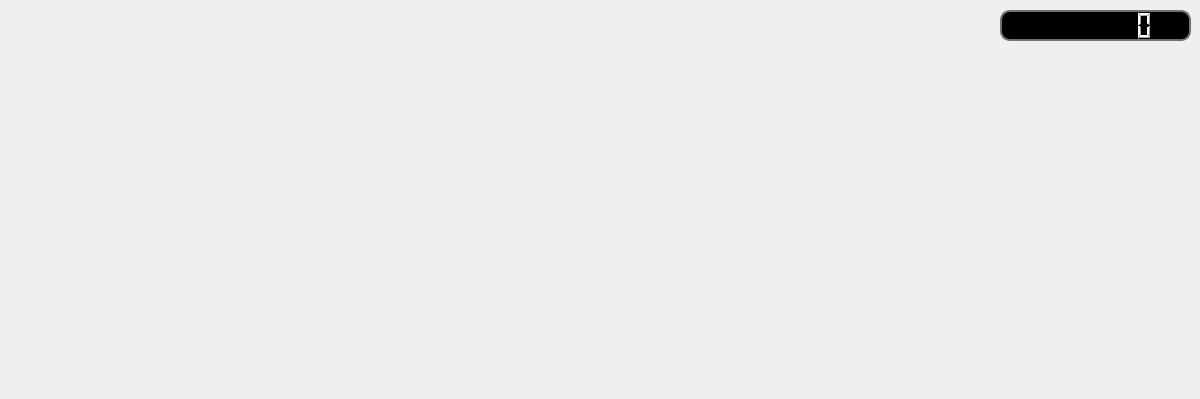
Qt form mainwindow.ui (Redflyo/forcework_game) before a commit.
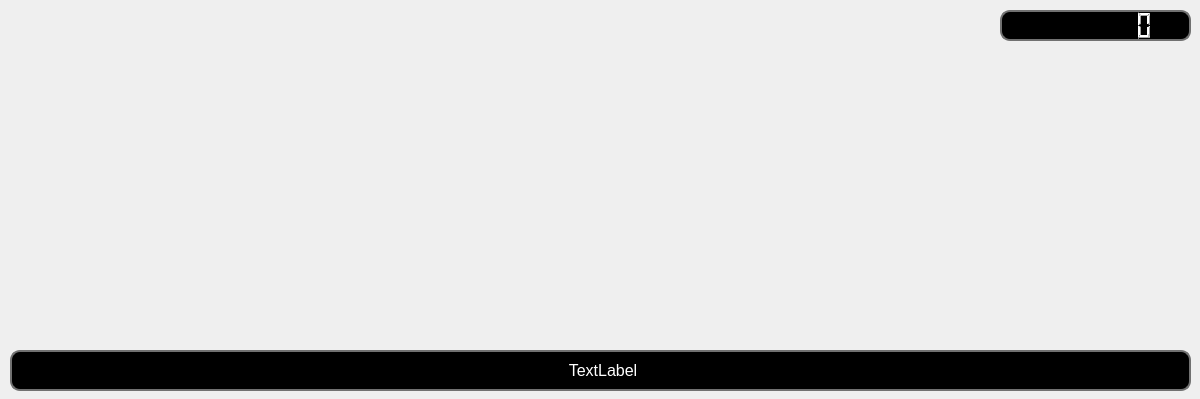
The same form after that commit. The open tabs and pages were chosen to show the change.

The edit to the form file:
```diff
--- a/mainwindow.ui
+++ b/mainwindow.ui
@@ -219,6 +219,27 @@
        <enum>QLCDNumber::Filled</enum>
       </property>
      </widget>
+     <widget class="QLabel" name="introLabel">
+      <property name="geometry">
+       <rect>
+        <x>10</x>
+        <y>350</y>
+        <width>1181</width>
+        <height>41</height>
+       </rect>
+      </property>
+      <property name="styleSheet">
+       <string notr="true">  background-color: rgb(0, 0, 0);
+  border: 2px solid rgb(113, 113, 113);
+  border-width: 2px;
+  border-radius: 10px;
+  color: rgb(255, 255, 255);
+  font-size:20px;</string>
+      </property>
+      <property name="text">
+       <string>&lt;html&gt;&lt;head/&gt;&lt;body&gt;&lt;p align=&quot;center&quot;&gt;&lt;span style=&quot; font-size:12pt;&quot;&gt;TextLabel&lt;/span&gt;&lt;/p&gt;&lt;/body&gt;&lt;/html&gt;</string>
+      </property>
+     </widget>
     </widget>
     <widget class="QWidget" name="Settings">
      <widget class="QFrame" name="frame_2">
```
Left out of the diff: 2 changed lines with no effect on the pictures.
